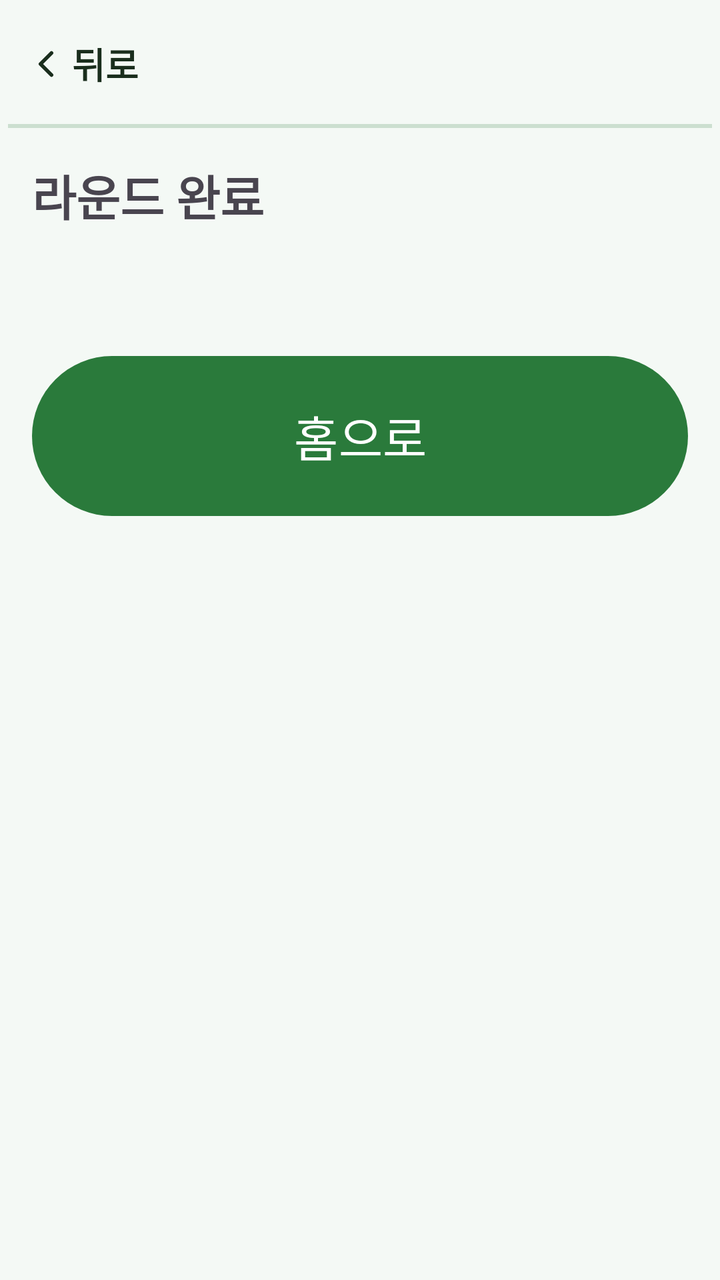
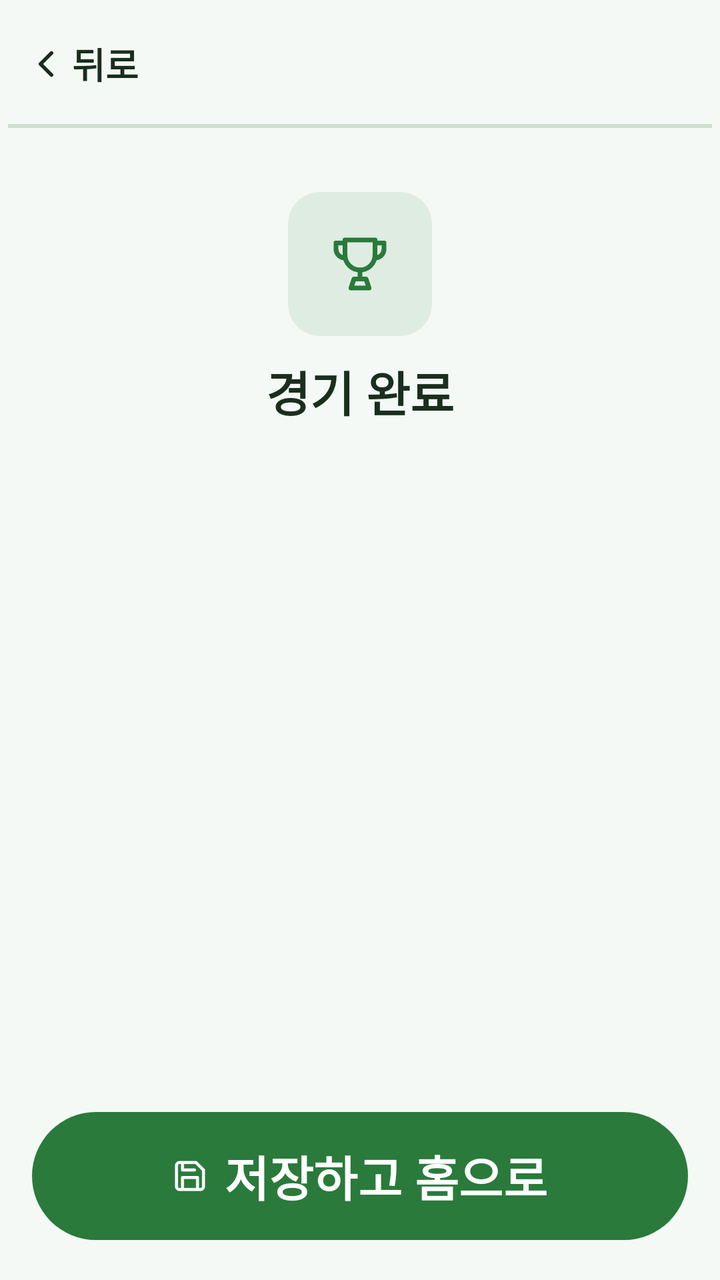

The first picture is an Android layout as it rendered before a commit; the second is the same layout after the commit. The layout source and the unified diff follow.
<!-- AndroidManifest.xml: application theme Theme.ParkGolf -->
<!-- res/layout/fragment_round_summary.xml -->
<?xml version="1.0" encoding="utf-8"?>
<LinearLayout xmlns:android="http://schemas.android.com/apk/res/android"
    android:layout_width="match_parent" android:layout_height="match_parent"
    android:orientation="vertical">
    <include android:id="@+id/topBar" layout="@layout/view_top_bar" />
    <ScrollView
        android:layout_width="match_parent" android:layout_height="0dp" android:layout_weight="1"
        android:fillViewport="true" android:padding="@dimen/screen_padding">
        <LinearLayout android:layout_width="match_parent" android:layout_height="wrap_content"
            android:orientation="vertical">
            <TextView android:layout_width="wrap_content" android:layout_height="wrap_content"
                android:text="@string/round_complete" android:textSize="@dimen/title_text"
                android:textStyle="bold" />
            <TextView android:id="@+id/tvVenue"
                android:layout_width="wrap_content" android:layout_height="wrap_content"
                android:textColor="?attr/parkMutedForeground" android:layout_marginBottom="16dp" />
            <LinearLayout android:id="@+id/rankContainer"
                android:layout_width="match_parent" android:layout_height="wrap_content"
                android:orientation="vertical" />
            <Button android:id="@+id/btnDone"
                android:layout_width="match_parent" android:layout_height="wrap_content"
                android:minHeight="88dp" android:text="@string/to_home"
                android:textSize="@dimen/title_text" android:layout_marginTop="24dp" />
        </LinearLayout>
    </ScrollView>
</LinearLayout>
<!-- res/layout/view_top_bar.xml (included above) -->
<?xml version="1.0" encoding="utf-8"?>
<androidx.constraintlayout.widget.ConstraintLayout
    xmlns:android="http://schemas.android.com/apk/res/android"
    xmlns:app="http://schemas.android.com/apk/res-auto"
    android:layout_width="match_parent"
    android:layout_height="wrap_content"
    android:background="?attr/parkBackground"
    android:minHeight="64dp"
    android:paddingHorizontal="4dp">

    <LinearLayout
        android:id="@+id/btnBack"
        android:layout_width="wrap_content"
        android:layout_height="@dimen/touch_min"
        android:orientation="horizontal"
        android:gravity="center_vertical"
        android:paddingHorizontal="8dp"
        android:background="?attr/selectableItemBackground"
        android:clickable="true"
        android:focusable="true"
        android:contentDescription="@string/back"
        app:layout_constraintStart_toStartOf="parent"
        app:layout_constraintTop_toTopOf="parent"
        app:layout_constraintBottom_toBottomOf="parent">
        <ImageView
            android:layout_width="22dp" android:layout_height="22dp"
            android:src="@drawable/ic_chevron_left"
            android:importantForAccessibility="no" />
        <TextView
            android:layout_width="wrap_content" android:layout_height="wrap_content"
            android:layout_marginStart="2dp"
            android:text="@string/back"
            android:textColor="?attr/parkForeground"
            android:textSize="@dimen/body_text"
            android:textStyle="bold" />
    </LinearLayout>

    <TextView
        android:id="@+id/tvBarTitle"
        android:layout_width="0dp"
        android:layout_height="wrap_content"
        android:gravity="center"
        android:textSize="@dimen/body_text"
        android:textStyle="bold"
        android:textColor="?attr/parkForeground"
        android:maxLines="1"
        android:ellipsize="end"
        app:layout_constraintStart_toEndOf="@id/btnBack"
        app:layout_constraintEnd_toStartOf="@id/barSpacer"
        app:layout_constraintTop_toTopOf="parent"
        app:layout_constraintBottom_toBottomOf="parent" />

    <Space
        android:id="@+id/barSpacer"
        android:layout_width="72dp"
        android:layout_height="1dp"
        app:layout_constraintEnd_toEndOf="parent"
        app:layout_constraintTop_toTopOf="parent" />

    <View android:layout_width="0dp" android:layout_height="@dimen/border_width"
        android:background="?attr/parkBorder"
        app:layout_constraintStart_toStartOf="parent"
        app:layout_constraintEnd_toEndOf="parent"
        app:layout_constraintBottom_toBottomOf="parent" />
</androidx.constraintlayout.widget.ConstraintLayout>
<!-- resources referenced by this layout -->
<resources>
  <dimen name="body_text">18sp</dimen>
  <dimen name="border_width">2dp</dimen>
  <dimen name="screen_padding">16dp</dimen>
  <dimen name="title_text">24sp</dimen>
  <dimen name="touch_min">56dp</dimen>
  <!-- drawable ic_chevron_left (drawable) -->
  <vector xmlns:android="http://schemas.android.com/apk/res/android" android:width="24dp" android:height="24dp" android:viewportWidth="24" android:viewportHeight="24">
      <path android:strokeColor="?attr/parkForeground" android:strokeWidth="2" android:strokeLineCap="round" android:strokeLineJoin="round" android:pathData="M15,18 L9,12 L15,6" />
  </vector>
  <string name="back">뒤로</string>
  <string name="round_complete">라운드 완료</string>
  <string name="to_home">홈으로</string>
  <style name="Theme.ParkGolf" parent="Theme.ParkGolf.Green" />
  <style name="Theme.ParkGolf.Green" parent="Theme.ParkGolf.Base">
          <item name="colorPrimary">#2A7A3B</item>
          <item name="android:windowBackground">#F4F9F5</item>
          <item name="parkBackground">#F4F9F5</item>
          <item name="parkForeground">#1A2E1D</item>
          <item name="parkPrimary">#2A7A3B</item>
          <item name="parkPrimary10">#1A2A7A3B</item>
          <item name="parkSecondary">#E6F2E8</item>
          <item name="parkMuted">#EAF3EC</item>
          <item name="parkMutedForeground">#4E7255</item>
          <item name="parkAccent">#D2EBDA</item>
          <item name="parkAccentForeground">#1A3D21</item>
          <item name="parkBorder">#332A7A3B</item>
          <item name="parkInputBg">#EAF3EC</item>
      </style>
  <style name="Theme.ParkGolf.Base" parent="Theme.Material3.DayNight.NoActionBar">
          <item name="colorOnPrimary">@color/on_primary</item>
          <item name="android:textColorPrimary">?attr/parkForeground</item>
      </style>
  <color name="on_primary">#FFFFFF</color>
</resources>

<!-- the commit's change to res/layout/fragment_round_summary.xml (unified diff, before → after) -->
@@ -1,28 +1,40 @@
 <?xml version="1.0" encoding="utf-8"?>
 <LinearLayout xmlns:android="http://schemas.android.com/apk/res/android"
+    xmlns:app="http://schemas.android.com/apk/res-auto"
     android:layout_width="match_parent" android:layout_height="match_parent"
-    android:orientation="vertical">
+    android:orientation="vertical" android:background="?attr/parkBackground">
     <include android:id="@+id/topBar" layout="@layout/view_top_bar" />
-    <ScrollView
-        android:layout_width="match_parent" android:layout_height="0dp" android:layout_weight="1"
-        android:fillViewport="true" android:padding="@dimen/screen_padding">
+    <ScrollView android:layout_width="match_parent" android:layout_height="0dp"
+        android:layout_weight="1" android:fillViewport="true" android:padding="@dimen/screen_padding">
         <LinearLayout android:layout_width="match_parent" android:layout_height="wrap_content"
             android:orientation="vertical">
-            <TextView android:layout_width="wrap_content" android:layout_height="wrap_content"
-                android:text="@string/round_complete" android:textSize="@dimen/title_text"
-                android:textStyle="bold" />
-            <TextView android:id="@+id/tvVenue"
-                android:layout_width="wrap_content" android:layout_height="wrap_content"
-                android:textColor="?attr/parkMutedForeground" android:layout_marginBottom="16dp" />
+            <LinearLayout android:layout_width="match_parent" android:layout_height="wrap_content"
+                android:orientation="vertical" android:gravity="center" android:paddingVertical="16dp">
+                <ImageView android:layout_width="72dp" android:layout_height="72dp"
+                    android:background="@drawable/bg_menu_icon" android:padding="18dp"
+                    android:src="@drawable/ic_trophy" app:tint="?attr/parkPrimary"
+                    android:importantForAccessibility="no" />
+                <TextView android:layout_width="wrap_content" android:layout_height="wrap_content"
+                    android:text="@string/game_complete_title" android:textSize="@dimen/title_text"
+                    android:textStyle="bold" android:textColor="?attr/parkForeground" android:layout_marginTop="10dp" />
+                <TextView android:id="@+id/tvVenue"
+                    android:layout_width="wrap_content" android:layout_height="wrap_content"
+                    android:textColor="?attr/parkMutedForeground" android:layout_marginTop="2dp" />
+            </LinearLayout>
             <LinearLayout android:id="@+id/rankContainer"
                 android:layout_width="match_parent" android:layout_height="wrap_content"
-                android:orientation="vertical" />
-            <Button android:id="@+id/btnDone"
-                android:layout_width="match_parent" android:layout_height="wrap_content"
-                android:minHeight="88dp" android:text="@string/to_home"
-                android:textSize="@dimen/title_text" android:layout_marginTop="24dp" />
+                android:orientation="vertical" android:layout_marginTop="8dp" />
         </LinearLayout>
     </ScrollView>
+    <LinearLayout android:layout_width="match_parent" android:layout_height="wrap_content"
+        android:orientation="vertical" android:padding="@dimen/screen_padding"
+        android:background="?attr/parkBackground">
+        <Button android:id="@+id/btnDone"
+            android:layout_width="match_parent" android:layout_height="wrap_content"
+            android:minHeight="72dp" android:text="@string/save_and_home"
+            android:textSize="@dimen/title_text" android:textStyle="bold"
+            app:icon="@drawable/ic_save" app:iconGravity="textStart" />
+    </LinearLayout>
 </LinearLayout>
 <!-- res/layout/view_top_bar.xml (included above) -->
 <?xml version="1.0" encoding="utf-8"?>
<!-- resource entries referenced after the edit -->
@@ -5,14 +5,31 @@
   <dimen name="screen_padding">16dp</dimen>
   <dimen name="title_text">24sp</dimen>
   <dimen name="touch_min">56dp</dimen>
+  <!-- drawable bg_menu_icon (drawable) -->
+  <?xml version="1.0" encoding="utf-8"?>
+  <shape xmlns:android="http://schemas.android.com/apk/res/android" android:shape="rectangle">
+      <solid android:color="?attr/parkPrimary10" />
+      <corners android:radius="@dimen/radius_card" />
+  </shape>
   <!-- drawable ic_chevron_left (drawable) -->
   <vector xmlns:android="http://schemas.android.com/apk/res/android" android:width="24dp" android:height="24dp" android:viewportWidth="24" android:viewportHeight="24">
       <path android:strokeColor="?attr/parkForeground" android:strokeWidth="2" android:strokeLineCap="round" android:strokeLineJoin="round" android:pathData="M15,18 L9,12 L15,6" />
   </vector>
+  <!-- drawable ic_save (drawable) -->
+  <vector xmlns:android="http://schemas.android.com/apk/res/android" android:width="24dp" android:height="24dp" android:viewportWidth="24" android:viewportHeight="24">
+      <path android:strokeColor="?attr/parkForeground" android:strokeWidth="2" android:strokeLineCap="round" android:strokeLineJoin="round" android:pathData="M19,21 L5,21 A2,2 0 0 1 3,19 L3,5 A2,2 0 0 1 5,3 L16,3 L21,8 L21,19 A2,2 0 0 1 19,21 Z M17,21 L17,13 L7,13 L7,21 M7,3 L7,8 L15,8" />
+  </vector>
+  <!-- drawable ic_trophy (drawable) -->
+  <vector xmlns:android="http://schemas.android.com/apk/res/android" android:width="24dp" android:height="24dp" android:viewportWidth="24" android:viewportHeight="24">
+      <path android:strokeColor="?attr/parkPrimary" android:strokeWidth="1.6" android:strokeLineCap="round" android:strokeLineJoin="round" android:pathData="M7,4 L17,4 L17,9 A5,5 0 0 1 7,9 Z" />
+      <path android:strokeColor="?attr/parkPrimary" android:strokeWidth="1.6" android:strokeLineCap="round" android:strokeLineJoin="round" android:pathData="M7,5 L4,5 L4,7 A3,3 0 0 0 7,10 M17,5 L20,5 L20,7 A3,3 0 0 1 17,10" />
+      <path android:strokeColor="?attr/parkPrimary" android:strokeWidth="1.6" android:strokeLineCap="round" android:strokeLineJoin="round" android:pathData="M12,14 L12,17 M9,20 L15,20 M10,17 L14,17 L15,20 L9,20 Z" />
+  </vector>
   <string name="back">뒤로</string>
-  <string name="round_complete">라운드 완료</string>
-  <string name="to_home">홈으로</string>
+  <string name="game_complete_title">경기 완료</string>
+  <string name="save_and_home">저장하고 홈으로</string>
   <style name="Theme.ParkGolf" parent="Theme.ParkGolf.Green" />
+  <dimen name="radius_card">16dp</dimen>
   <style name="Theme.ParkGolf.Green" parent="Theme.ParkGolf.Base">
           <item name="colorPrimary">#2A7A3B</item>
           <item name="android:windowBackground">#F4F9F5</item>
